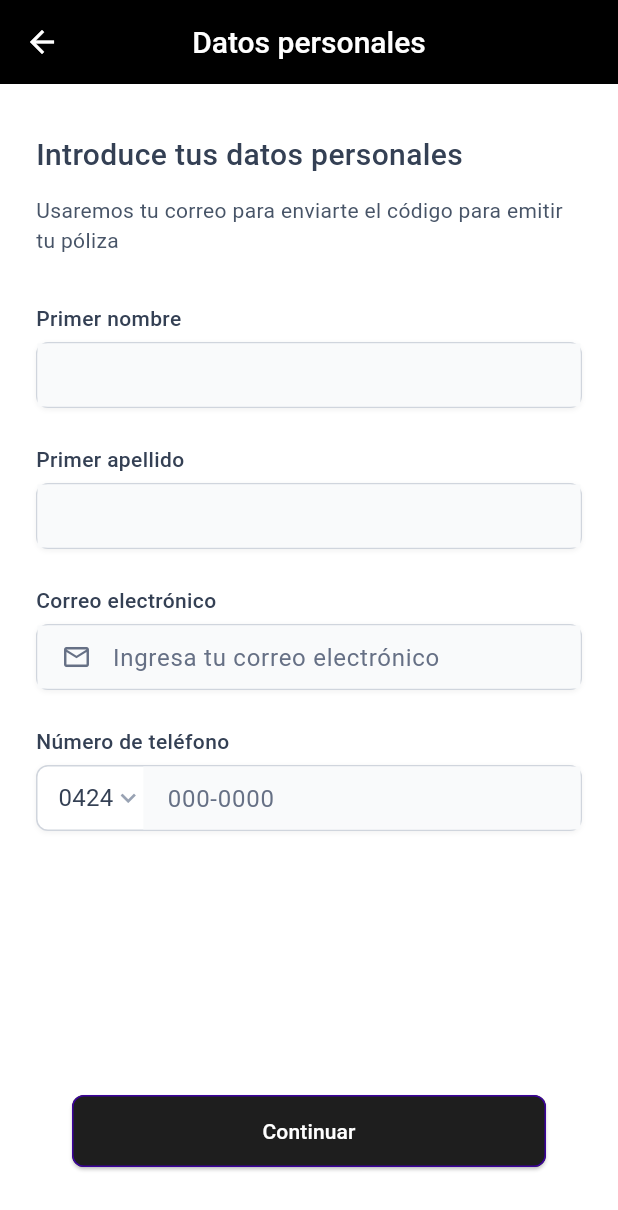
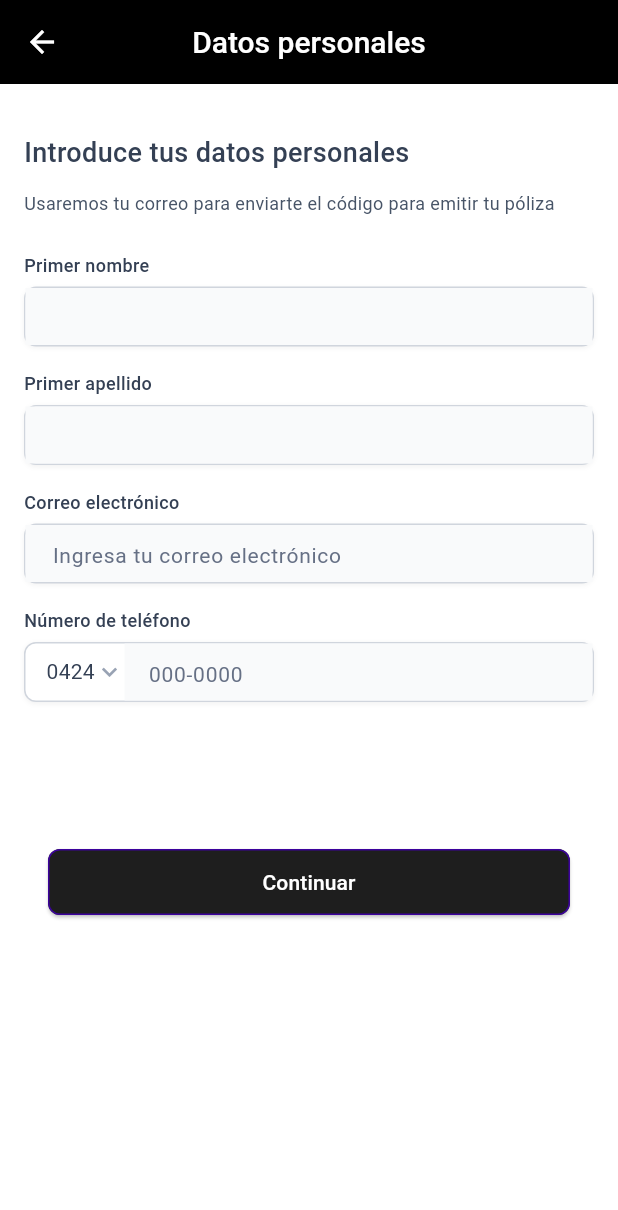
Before and after one commit to jeftounz/fluttconversor, a Flutter app: the DatosPersonalesPage screen opened by its route, on a phone screen of 412 x 824 dp. Shown: the top 1210 px of the screen. Run offline on Flutter 3.47's test engine with Material 3 defaults, Android fonts, the phone set to English and light mode, and no system bars; our stand-ins replace bloc, dio, equatable, flutter_bloc, get_it, pdf and 3 more; accounts and stored records are empty; Roboto replaces fonts that are missing (Ubuntu).

Commit message:
responsive details in datos_personales

```diff
--- a/lib/features/presentation/widgets/datos_personales_form.dart
+++ b/lib/features/presentation/widgets/datos_personales_form.dart
@@ -33,6 +33,9 @@ class _DatosPersonalesFormState extends State<DatosPersonalesForm> {
 
   @override
   Widget build(BuildContext context) {
+    final screenWidth = MediaQuery.of(context).size.width;
+    final isSmallScreen = screenWidth < 600;
+
     return BlocListener<DatosPersonalesBloc, DatosPersonalesState>(
       listenWhen:
           (previous, current) =>
@@ -85,53 +88,67 @@ class _DatosPersonalesFormState extends State<DatosPersonalesForm> {
         }
       },
       child: SingleChildScrollView(
-        padding: const EdgeInsets.fromLTRB(24, 32, 24, 32),
+        padding: EdgeInsets.symmetric(
+          horizontal: isSmallScreen ? 16 : 24,
+          vertical: 32,
+        ),
+        child: Center(
           child: ConstrainedBox(
-          constraints: const BoxConstraints(maxWidth: 384),
+            constraints: BoxConstraints(
+              maxWidth: isSmallScreen ? double.infinity : 384,
+            ),
             child: Column(
               crossAxisAlignment: CrossAxisAlignment.start,
               children: [
-              _buildFormHeader(),
-              const SizedBox(height: 32),
-              _FirstNameField(nombreController: _nombreController),
-              const SizedBox(height: 24),
-              _LastNameField(apellidoController: _apellidoController),
-              const SizedBox(height: 24),
-              _EmailField(),
-              const SizedBox(height: 24),
-              _PhoneField(),
-              const SizedBox(height: 152),
+                _buildFormHeader(isSmallScreen),
+                SizedBox(height: isSmallScreen ? 24 : 32),
+                _FirstNameField(
+                  nombreController: _nombreController,
+                  isSmallScreen: isSmallScreen,
+                ),
+                SizedBox(height: isSmallScreen ? 16 : 24),
+                _LastNameField(
+                  apellidoController: _apellidoController,
+                  isSmallScreen: isSmallScreen,
+                ),
+                SizedBox(height: isSmallScreen ? 16 : 24),
+                _EmailField(isSmallScreen: isSmallScreen),
+                SizedBox(height: isSmallScreen ? 16 : 24),
+                _PhoneField(isSmallScreen: isSmallScreen),
+                SizedBox(height: isSmallScreen ? 80 : 152),
                 _ContinueButton(
                   nombreController: _nombreController,
                   apellidoController: _apellidoController,
+                  isSmallScreen: isSmallScreen,
                 ),
               ],
+            ),
           ),
         ),
       ),
     );
   }
 
-  Widget _buildFormHeader() {
+  Widget _buildFormHeader(bool isSmallScreen) {
     return Column(
       crossAxisAlignment: CrossAxisAlignment.start,
-      children: const [
+      children: [
         Text(
           'Introduce tus datos personales',
           style: TextStyle(
-            color: Color(0xFF344054),
-            fontSize: 20,
+            color: const Color(0xFF344054),
+            fontSize: isSmallScreen ? 18 : 20,
             fontWeight: FontWeight.w500,
             height: 1.5,
             fontFamily: 'Ubuntu',
           ),
         ),
-        SizedBox(height: 12),
+        const SizedBox(height: 12),
         Text(
           'Usaremos tu correo para enviarte el código para emitir tu póliza',
           style: TextStyle(
-            color: Color(0xFF475467),
-            fontSize: 14,
+            color: const Color(0xFF475467),
+            fontSize: isSmallScreen ? 12 : 14,
             fontWeight: FontWeight.w400,
             height: 1.43,
             fontFamily: 'Ubuntu',
@@ -144,8 +161,12 @@ class _DatosPersonalesFormState extends State<DatosPersonalesForm> {
 
 class _FirstNameField extends StatelessWidget {
   final TextEditingController nombreController;
+  final bool isSmallScreen;
 
-  const _FirstNameField({required this.nombreController});
+  const _FirstNameField({
+    required this.nombreController,
+    required this.isSmallScreen,
+  });
 
   @override
   Widget build(BuildContext context) {
@@ -167,6 +188,7 @@ class _FirstNameField extends StatelessWidget {
             context.read<DatosPersonalesBloc>().add(FirstNameChanged(value));
             nombreController.text = value;
           },
+          isSmallScreen: isSmallScreen,
         );
       },
     );
@@ -175,8 +197,12 @@ class _FirstNameField extends StatelessWidget {
 
 class _LastNameField extends StatelessWidget {
   final TextEditingController apellidoController;
+  final bool isSmallScreen;
 
-  const _LastNameField({required this.apellidoController});
+  const _LastNameField({
+    required this.apellidoController,
+    required this.isSmallScreen,
+  });
 
   @override
   Widget build(BuildContext context) {
@@ -198,6 +224,7 @@ class _LastNameField extends StatelessWidget {
             context.read<DatosPersonalesBloc>().add(LastNameChanged(value));
             apellidoController.text = value;
           },
+          isSmallScreen: isSmallScreen,
         );
       },
     );
@@ -205,6 +232,10 @@ class _LastNameField extends StatelessWidget {
 }
 
 class _EmailField extends StatelessWidget {
+  final bool isSmallScreen;
+
+  const _EmailField({required this.isSmallScreen});
+
   @override
   Widget build(BuildContext context) {
     return BlocBuilder<DatosPersonalesBloc, DatosPersonalesState>(
@@ -216,11 +247,11 @@ class _EmailField extends StatelessWidget {
         return Column(
           crossAxisAlignment: CrossAxisAlignment.start,
           children: [
-            const Text(
+            Text(
               'Correo electrónico',
               style: TextStyle(
-                color: Color(0xFF344054),
-                fontSize: 14,
+                color: const Color(0xFF344054),
+                fontSize: isSmallScreen ? 12 : 14,
                 fontWeight: FontWeight.w500,
                 height: 1.43,
                 fontFamily: 'Ubuntu',
@@ -228,7 +259,7 @@ class _EmailField extends StatelessWidget {
             ),
             const SizedBox(height: 6),
             Container(
-              height: 44,
+              height: isSmallScreen ? 40 : 44,
               decoration: BoxDecoration(
                 border: Border.all(
                   color:
@@ -246,28 +277,31 @@ class _EmailField extends StatelessWidget {
               ),
               child: TextField(
                 keyboardType: TextInputType.emailAddress,
-                style: const TextStyle(
-                  color: Color(0xFF344054),
-                  fontSize: 16,
+                style: TextStyle(
+                  color: const Color(0xFF344054),
+                  fontSize: isSmallScreen ? 14 : 16,
                   fontWeight: FontWeight.w400,
                   fontFamily: 'Ubuntu',
                 ),
                 decoration: InputDecoration(
                   hintText: 'Ingresa tu correo electrónico',
-                  hintStyle: const TextStyle(
-                    color: Color(0xFF667085),
-                    fontSize: 16,
+                  hintStyle: TextStyle(
+                    color: const Color(0xFF667085),
+                    fontSize: isSmallScreen ? 14 : 16,
                     fontWeight: FontWeight.w400,
                     fontFamily: 'Ubuntu',
                   ),
                   border: InputBorder.none,
-                  contentPadding: const EdgeInsets.only(
-                    left: 46,
+                  contentPadding: EdgeInsets.only(
+                    left: isSmallScreen ? 14 : 46,
                     right: 14,
                     top: 10,
                     bottom: 10,
                   ),
-                  prefixIcon: const Padding(
+                  prefixIcon:
+                      isSmallScreen
+                          ? null
+                          : const Padding(
                             padding: EdgeInsets.only(left: 14, right: 8),
                             child: Icon(
                               Icons.mail_outline,
@@ -275,7 +309,8 @@ class _EmailField extends StatelessWidget {
                               size: 20,
                             ),
                           ),
-                  prefixIconConstraints: const BoxConstraints(minWidth: 46),
+                  prefixIconConstraints:
+                      isSmallScreen ? null : const BoxConstraints(minWidth: 46),
                   errorText: !state.isEmailValid ? 'Correo inválido' : null,
                 ),
                 onChanged:
@@ -292,7 +327,16 @@ class _EmailField extends StatelessWidget {
 }
 
 class _PhoneField extends StatelessWidget {
-  final List<String> phoneCodes = ['0424', '0414', '0416', '0426', '0412'];
+  final bool isSmallScreen;
+  final List<String> phoneCodes = const [
+    '0424',
+    '0414',
+    '0416',
+    '0426',
+    '0412',
+  ];
+
+  const _PhoneField({required this.isSmallScreen});
 
   @override
   Widget build(BuildContext context) {
@@ -306,11 +350,11 @@ class _PhoneField extends StatelessWidget {
         return Column(
           crossAxisAlignment: CrossAxisAlignment.start,
           children: [
-            const Text(
+            Text(
               'Número de teléfono',
               style: TextStyle(
-                color: Color(0xFF344054),
-                fontSize: 14,
+                color: const Color(0xFF344054),
+                fontSize: isSmallScreen ? 12 : 14,
                 fontWeight: FontWeight.w500,
                 height: 1.43,
                 fontFamily: 'Ubuntu',
@@ -318,7 +362,7 @@ class _PhoneField extends StatelessWidget {
             ),
             const SizedBox(height: 6),
             Container(
-              height: 44,
+              height: isSmallScreen ? 40 : 44,
               decoration: BoxDecoration(
                 border: Border.all(
                   color:
@@ -349,9 +393,9 @@ class _PhoneField extends StatelessWidget {
                                 value: code,
                                 child: Text(
                                   code,
-                                  style: const TextStyle(
-                                    color: Color(0xFF344054),
-                                    fontSize: 16,
+                                  style: TextStyle(
+                                    color: const Color(0xFF344054),
+                                    fontSize: isSmallScreen ? 14 : 16,
                                     fontWeight: FontWeight.w400,
                                     fontFamily: 'Ubuntu',
                                   ),
@@ -376,17 +420,17 @@ class _PhoneField extends StatelessWidget {
                   Expanded(
                     child: TextField(
                       keyboardType: TextInputType.phone,
-                      style: const TextStyle(
-                        color: Color(0xFF344054),
-                        fontSize: 16,
+                      style: TextStyle(
+                        color: const Color(0xFF344054),
+                        fontSize: isSmallScreen ? 14 : 16,
                         fontWeight: FontWeight.w400,
                         fontFamily: 'Ubuntu',
                       ),
                       decoration: InputDecoration(
                         hintText: '000-0000',
-                        hintStyle: const TextStyle(
-                          color: Color(0xFF667085),
-                          fontSize: 16,
+                        hintStyle: TextStyle(
+                          color: const Color(0xFF667085),
+                          fontSize: isSmallScreen ? 14 : 16,
                           fontWeight: FontWeight.w400,
                           fontFamily: 'Ubuntu',
                         ),
@@ -419,19 +463,20 @@ class _PhoneField extends StatelessWidget {
 class _ContinueButton extends StatelessWidget {
   final TextEditingController nombreController;
   final TextEditingController apellidoController;
+  final bool isSmallScreen;
 
   const _ContinueButton({
     required this.nombreController,
     required this.apellidoController,
-  }); // Warning solucionado: key removido
+    required this.isSmallScreen,
+  });
 
   @override
   Widget build(BuildContext context) {
-    final state =
-        context.read<DatosPersonalesBloc>().state; // Obtener estado actual
+    final state = context.read<DatosPersonalesBloc>().state;
 
     return Container(
-      padding: const EdgeInsets.all(24),
+      padding: EdgeInsets.all(isSmallScreen ? 16 : 24),
       child: ElevatedButton(
         onPressed: () async {
           if (nombreController.text.isEmpty ||
@@ -452,9 +497,8 @@ class _ContinueButton extends StatelessWidget {
           await storage.saveDatosPersonales(
             nombre: nombreController.text,
             apellido: apellidoController.text,
-            telefono:
-                '${state.phoneCode}${state.phoneNumber}', // Parámetro añadido
-            correo: state.email, // Parámetro añadido
+            telefono: '${state.phoneCode}${state.phoneNumber}',
+            correo: state.email,
           );
 
           Navigator.pushNamed(context, '/signature');
@@ -464,9 +508,12 @@ class _ContinueButton extends StatelessWidget {
           foregroundColor: Colors.white,
           side: const BorderSide(color: Color(0xFF3C029C)),
           shape: RoundedRectangleBorder(borderRadius: BorderRadius.circular(8)),
-          minimumSize: const Size(double.infinity, 48),
+          minimumSize: Size(double.infinity, isSmallScreen ? 44 : 48),
         ),
-        child: const Text('Continuar'),
+        child: Text(
+          'Continuar',
+          style: TextStyle(fontSize: isSmallScreen ? 14 : 16),
+        ),
       ),
     );
   }
@@ -478,15 +525,16 @@ Widget _inputField({
   required bool isValid,
   String? errorText,
   required ValueChanged<String> onChanged,
+  required bool isSmallScreen,
 }) {
   return Column(
     crossAxisAlignment: CrossAxisAlignment.start,
     children: [
       Text(
         label,
-        style: const TextStyle(
-          color: Color(0xFF344054),
-          fontSize: 14,
+        style: TextStyle(
+          color: const Color(0xFF344054),
+          fontSize: isSmallScreen ? 12 : 14,
           fontWeight: FontWeight.w500,
           height: 1.43,
           fontFamily: 'Ubuntu',
@@ -494,7 +542,7 @@ Widget _inputField({
       ),
       const SizedBox(height: 6),
       Container(
-        height: 44,
+        height: isSmallScreen ? 40 : 44,
         decoration: BoxDecoration(
           border: Border.all(
             color: isValid ? const Color(0xFFD0D5DD) : Colors.red,
@@ -520,9 +568,9 @@ Widget _inputField({
             ),
             errorText: errorText,
           ),
-          style: const TextStyle(
-            color: Color(0xFF344054),
-            fontSize: 16,
+          style: TextStyle(
+            color: const Color(0xFF344054),
+            fontSize: isSmallScreen ? 14 : 16,
             fontWeight: FontWeight.w400,
             fontFamily: 'Ubuntu',
           ),
```
Also changed, not shown: 1 other file. Lines whose indentation alone changed are shown as unchanged.
